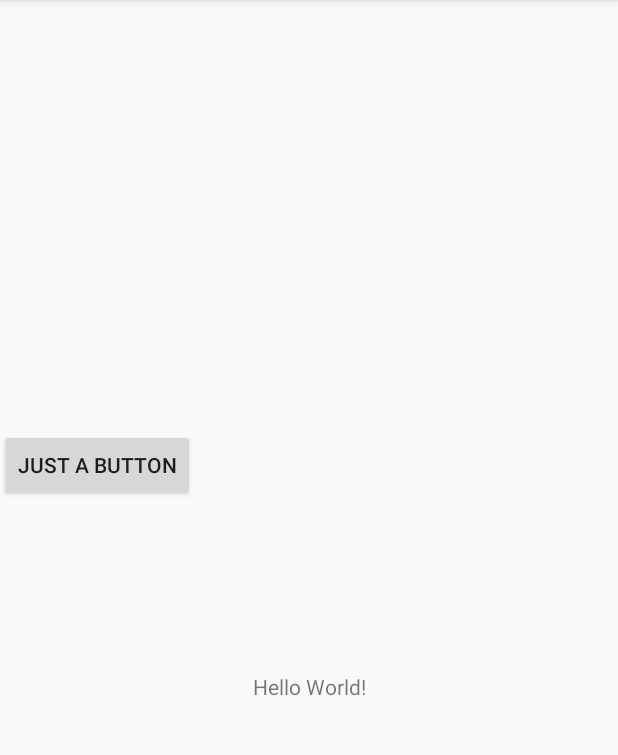
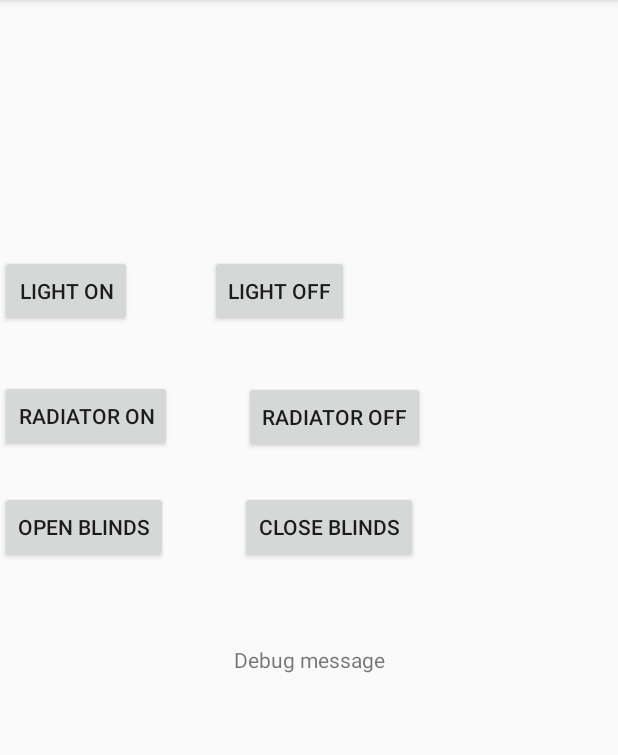
Before and after one commit to Ced0/Commande-Vocale-Home-IO, an Android app: the screen it shows after launch (MainActivity), on a phone screen of 412 x 824 dp, the part 84-839 px from its top. Run offline under Robolectric (Android 15) with nearby library versions, the phone set to English and light mode, and no system bars.

Commit message:
Android Interpretation des commandes et interfaces

```diff
--- a/Android/CommandeVocal/app/src/main/java/com/example/commandevocal/MainActivity.java
+++ b/Android/CommandeVocal/app/src/main/java/com/example/commandevocal/MainActivity.java
@@ -11,12 +11,17 @@ import android.widget.TextView;
 
 import java.io.IOException;
 import java.io.OutputStream;
-import java.net.InetAddress;
 import java.net.Socket;
 
 public class MainActivity extends AppCompatActivity {
 
-    Button justAButton;
+    Button btnLightOn;
+    Button btnLightOff;
+    Button btnRadiatorOn;
+    Button btnRadiatorOff;
+    Button btnOpenBlinds;
+    Button btnCloseBlinds;
+
     TextView txt;
     Socket modbusSocket;
     OutputStream modbusSendStream;
@@ -34,13 +39,13 @@ public class MainActivity extends AppCompatActivity {
         // à partir de données issues de la tâche en arrière plan
         // elle n'est pas obligatoire
         //@Override
-        protected void onProgressUpdate(String result){
-            txt.setText(result);
+        protected void onProgressUpdate(String[] result){
+            txt.setText(result[0]);
         }
 
 
         @Override
-        protected String doInBackground(String[] notUsed) {
+        protected String doInBackground(String[] command) {
 
             //publishProgress(); //Function to update progress to th UI
             try {
@@ -53,7 +58,36 @@ public class MainActivity extends AppCompatActivity {
                 return "";
             }
 
-            byte[] buffer = {00, 0x00, 00, 00, 00, 0x06, 0x01, 0x05, 00, 0x00, (byte)0xFF, 00};
+            byte[] buffer = {00, 0x00, 00, 00, 00, 0x06, 0x01, 0x05, 00, 0x00, (byte)0x00, 00};
+
+            Log.i("2-", command[0]);
+
+
+            switch(command[0])
+            {
+                case "light on":
+                    buffer[10] = (byte)0xFF;
+                    break;
+                case "close blinds":
+                    buffer[9] = (byte)0x03;
+                    buffer[10] = (byte)0x00;
+                    break;
+                case "open blinds":
+                    buffer[9] = (byte)0x03;
+                    buffer[10] = (byte)0xFF;
+                    break;
+                case "radiator on":
+                    buffer[9] = (byte)0x02;
+                    buffer[10] = (byte)0xFF;
+                    break;
+                case "radiator off":
+                    buffer[9] = (byte)0x02;
+                    buffer[10] = 0;
+                    break;
+                default:
+                    return "";
+                    //break;
+            }
 
             try {
                 modbusSendStream.write(buffer);
@@ -82,29 +116,74 @@ public class MainActivity extends AppCompatActivity {
         super.onCreate(savedInstanceState);
         setContentView(R.layout.activity_main);
 
-        justAButton = findViewById(R.id.btnJustAButton);
+        btnLightOn = findViewById(R.id.btnLightOn);
+        btnLightOff = findViewById(R.id.btnLightOff);
+        btnRadiatorOn = findViewById(R.id.btnRadiatorOn);
+        btnRadiatorOff = findViewById(R.id.btnRadiatorOff);
+        btnCloseBlinds = findViewById(R.id.btnCloseBlinds);
+        btnOpenBlinds = findViewById(R.id.btnOpenBlinds);
         txt = findViewById(R.id.textView);
 
         asyncTask = new TacheAsynchrone();
 
-        justAButton.setOnClickListener(new View.OnClickListener() {
+        btnLightOn.setOnClickListener(new View.OnClickListener() {
             public void onClick(View v) {
 
-                if(asyncTask.getStatus() == AsyncTask.Status.RUNNING) return;
+                launchModbusTask("light on");
+            }
+        });
 
-                // si la tâche asynchrone précédente est terminée on en crée
-                // une nouvelle, car on ne peut pas démarrer plusieurs fois
-                // la même tâche
-                if(asyncTask.getStatus() == AsyncTask.Status.FINISHED) {
-                    asyncTask = new TacheAsynchrone();
-                }
+        btnLightOff.setOnClickListener(new View.OnClickListener() {
+            public void onClick(View v) {
 
-                // on lance la tâche asynchrone suite à l’appui sur le bouton
-                asyncTask.execute("Pass the command here !");
+                launchModbusTask("light off");
+            }
+        });
 
+        btnRadiatorOn.setOnClickListener(new View.OnClickListener() {
+            public void onClick(View v) {
+
+                launchModbusTask("radiator on");
+            }
+        });
+
+
+        btnRadiatorOff.setOnClickListener(new View.OnClickListener() {
+            public void onClick(View v) {
+
+                launchModbusTask("radiator off");
+            }
+        });
+
+        btnCloseBlinds.setOnClickListener(new View.OnClickListener() {
+            public void onClick(View v) {
+
+                launchModbusTask("close blinds");
+            }
+        });
+
+        btnOpenBlinds.setOnClickListener(new View.OnClickListener() {
+            public void onClick(View v) {
+
+                launchModbusTask("open blinds");
             }
         });
     }
 
+    public void launchModbusTask(String command)
+    {
+        if(asyncTask.getStatus() == AsyncTask.Status.RUNNING) return;
+
+        // si la tâche asynchrone précédente est terminée on en crée
+        // une nouvelle, car on ne peut pas démarrer plusieurs fois
+        // la même tâche
+        if(asyncTask.getStatus() == AsyncTask.Status.FINISHED) {
+            asyncTask = new TacheAsynchrone();
+        }
+
+        // on lance la tâche asynchrone suite à l’appui sur le bouton
+        asyncTask.execute(command);
+    }
+
 
 }
--- a/Android/CommandeVocal/app/src/main/res/layout/activity_main.xml
+++ b/Android/CommandeVocal/app/src/main/res/layout/activity_main.xml
@@ -10,20 +10,71 @@
         android:id="@+id/textView"
         android:layout_width="wrap_content"
         android:layout_height="wrap_content"
-        android:text="Hello World!"
+        android:text="Debug message"
         app:layout_constraintBottom_toBottomOf="parent"
         app:layout_constraintLeft_toLeftOf="parent"
         app:layout_constraintRight_toRightOf="parent"
         app:layout_constraintTop_toTopOf="parent"
-        app:layout_constraintVertical_bias="0.598" />
+        app:layout_constraintVertical_bias="0.574" />
 
     <Button
-        android:id="@+id/btnJustAButton"
+        android:id="@+id/btnLightOn"
         android:layout_width="wrap_content"
         android:layout_height="wrap_content"
-        android:layout_marginBottom="114dp"
-        android:text="Just a button"
+        android:layout_marginBottom="212dp"
+        android:text="Light on"
         app:layout_constraintBottom_toTopOf="@+id/textView"
-        tools:layout_editor_absoluteX="141dp" />
+        tools:layout_editor_absoluteX="104dp" />
+
+    <Button
+        android:id="@+id/btnLightOff"
+        android:layout_width="wrap_content"
+        android:layout_height="wrap_content"
+        android:layout_marginBottom="212dp"
+        android:layout_marginLeft="52dp"
+        android:layout_marginStart="52dp"
+        android:text="Light Off"
+        app:layout_constraintBottom_toTopOf="@+id/textView"
+        app:layout_constraintStart_toEndOf="@+id/btnLightOn" />
+
+    <Button
+        android:id="@+id/btnRadiatorOn"
+        android:layout_width="wrap_content"
+        android:layout_height="wrap_content"
+        android:layout_marginTop="35dp"
+        android:text="Radiator On"
+        app:layout_constraintTop_toBottomOf="@+id/btnLightOn"
+        tools:layout_editor_absoluteX="77dp" />
+
+    <Button
+        android:id="@+id/btnRadiatorOff"
+        android:layout_width="wrap_content"
+        android:layout_height="wrap_content"
+        android:layout_marginLeft="48dp"
+        android:layout_marginStart="48dp"
+        android:layout_marginTop="36dp"
+        android:text="Radiator Off"
+        app:layout_constraintStart_toEndOf="@+id/btnRadiatorOn"
+        app:layout_constraintTop_toBottomOf="@+id/btnLightOff" />
+
+    <Button
+        android:id="@+id/btnOpenBlinds"
+        android:layout_width="wrap_content"
+        android:layout_height="wrap_content"
+        android:layout_marginTop="26dp"
+        android:text="Open Blinds"
+        app:layout_constraintTop_toBottomOf="@+id/btnRadiatorOn"
+        tools:layout_editor_absoluteX="80dp" />
+
+    <Button
+        android:id="@+id/btnCloseBlinds"
+        android:layout_width="wrap_content"
+        android:layout_height="wrap_content"
+        android:layout_marginLeft="48dp"
+        android:layout_marginStart="48dp"
+        android:layout_marginTop="25dp"
+        android:text="Close Blinds"
+        app:layout_constraintStart_toEndOf="@+id/btnOpenBlinds"
+        app:layout_constraintTop_toBottomOf="@+id/btnRadiatorOff" />
 
 </androidx.constraintlayout.widget.ConstraintLayout>
```
